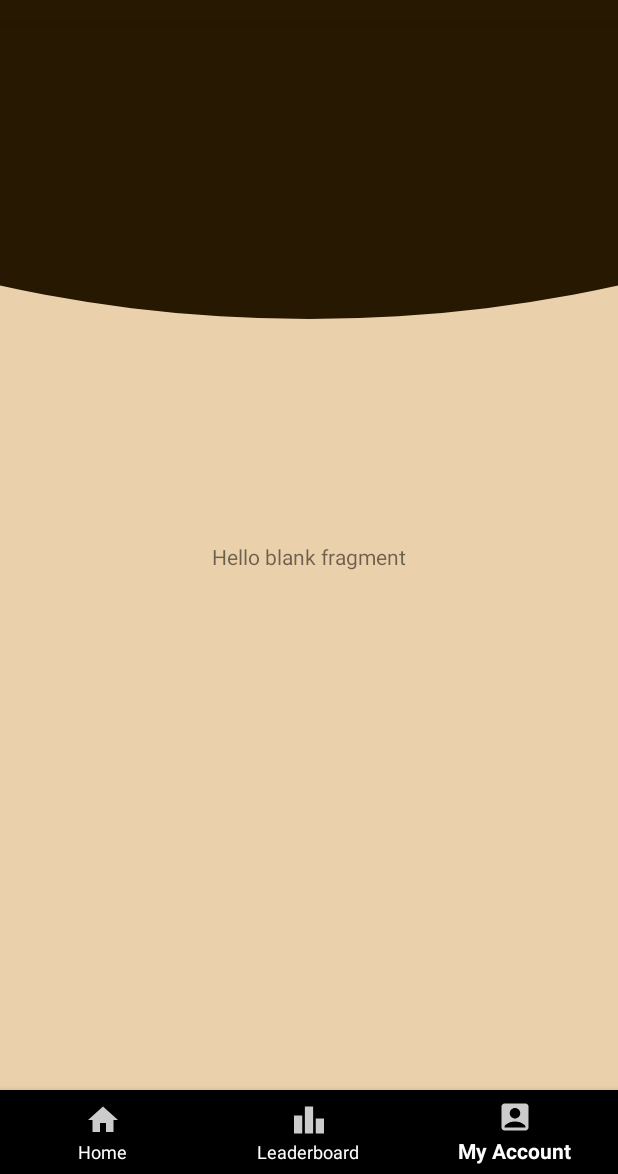
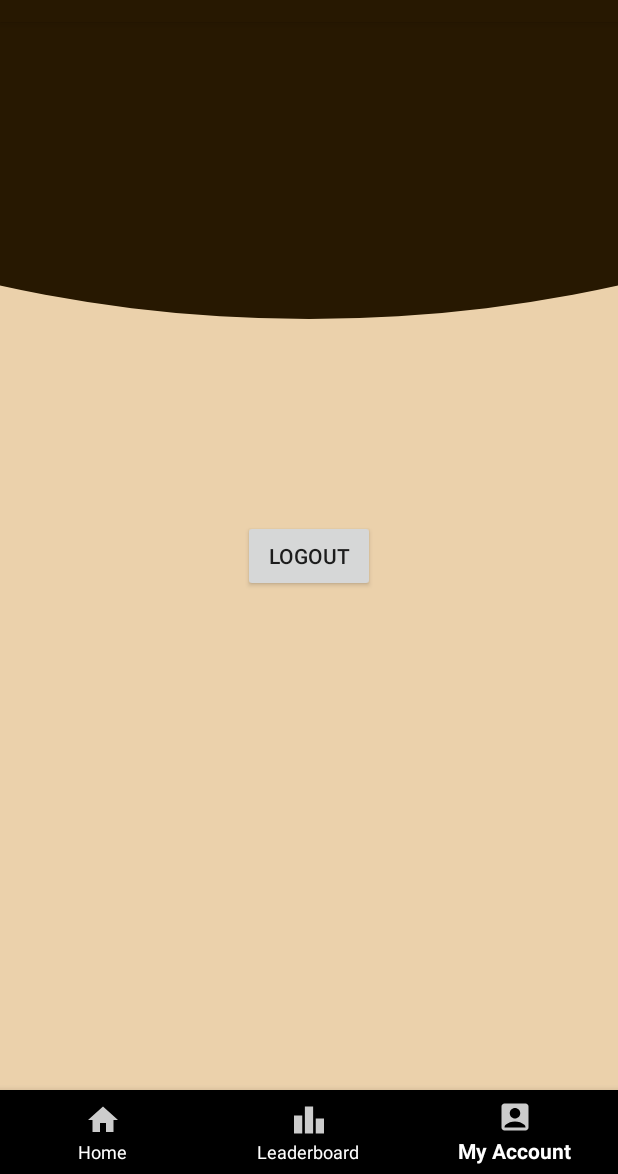
Before and after one commit to suman-shah/nihonjft, an Android app: the screen it shows after launch once a user with an empty profile is signed in (MainActivity), item 3 of the bottom bar chosen, on a phone screen of 412 x 824 dp, the part 62-1236 px from its top. Run offline under Robolectric (Android 15) with nearby library versions, the phone set to English and light mode, and no system bars; our stand-ins replace Firebase (no records; nobody signed in at launch, a user with empty details on screens opened directly); Roboto replaces fonts that are not available here.

Commit message:
part 10 logout button and database created

```diff
--- a/app/src/main/java/com/japan/nihonjft/ui/account/AccountFragment.java
+++ b/app/src/main/java/com/japan/nihonjft/ui/account/AccountFragment.java
@@ -1,13 +1,23 @@
 package com.japan.nihonjft.ui.account;
 
+import android.content.Intent;
 import android.os.Bundle;
 
+import androidx.annotation.NonNull;
 import androidx.fragment.app.Fragment;
 
 import android.view.LayoutInflater;
 import android.view.View;
 import android.view.ViewGroup;
+import android.widget.Button;
 
+import com.google.android.gms.auth.api.signin.GoogleSignIn;
+import com.google.android.gms.auth.api.signin.GoogleSignInClient;
+import com.google.android.gms.auth.api.signin.GoogleSignInOptions;
+import com.google.android.gms.tasks.OnCompleteListener;
+import com.google.android.gms.tasks.Task;
+import com.google.firebase.auth.FirebaseAuth;
+import com.japan.nihonjft.LoginActivity;
 import com.japan.nihonjft.R;
 
 /**
@@ -25,6 +35,7 @@ public class AccountFragment extends Fragment {
     // TODO: Rename and change types of parameters
     private String mParam1;
     private String mParam2;
+    private Button LOGOUT_button;
 
     public AccountFragment() {
         // Required empty public constructor
@@ -57,10 +68,37 @@ public class AccountFragment extends Fragment {
         }
     }
 
+
     @Override
     public View onCreateView(LayoutInflater inflater, ViewGroup container,
                              Bundle savedInstanceState) {
         // Inflate the layout for this fragment
-        return inflater.inflate(R.layout.fragment_account, container, false);
+        View view = inflater.inflate(R.layout.fragment_account, container, false);
+        LOGOUT_button = view.findViewById(R.id.LOGOUT_button);
+        LOGOUT_button.setOnClickListener(new View.OnClickListener() {
+            @Override
+            public void onClick(View v) {
+                FirebaseAuth.getInstance().signOut();
+                GoogleSignInOptions gso = new GoogleSignInOptions.Builder(GoogleSignInOptions.DEFAULT_SIGN_IN)
+                        .requestIdToken(getString(R.string.default_web_client_id))
+                        .requestEmail()
+                        .build();
+                GoogleSignInClient mGoogleSignInClient = GoogleSignIn.getClient(getActivity(), gso);
+                mGoogleSignInClient.signOut().addOnCompleteListener(new OnCompleteListener<Void>() {
+                    @Override
+                    public void onComplete(@NonNull Task<Void> task) {
+                        Intent intent = new Intent(getContext(), LoginActivity.class);
+                        intent.setFlags(Intent.FLAG_ACTIVITY_NEW_TASK | Intent.FLAG_ACTIVITY_CLEAR_TASK);
+                        startActivity(intent);
+
+                        getActivity().finish();
+
+                    }
+                });
+
+
+            }
+        });
+        return view;
     }
 }
--- a/app/src/main/res/layout/fragment_account.xml
+++ b/app/src/main/res/layout/fragment_account.xml
@@ -1,14 +1,23 @@
 <?xml version="1.0" encoding="utf-8"?>
-<FrameLayout xmlns:android="http://schemas.android.com/apk/res/android"
+<androidx.constraintlayout.widget.ConstraintLayout xmlns:android="http://schemas.android.com/apk/res/android"
+    xmlns:app="http://schemas.android.com/apk/res-auto"
     xmlns:tools="http://schemas.android.com/tools"
     android:layout_width="match_parent"
     android:layout_height="match_parent"
     tools:context=".ui.account.AccountFragment">
 
-    <!-- TODO: Update blank fragment layout -->
-    <TextView
-        android:layout_width="match_parent"
-        android:layout_height="match_parent"
-        android:text="@string/hello_blank_fragment" />
 
-</FrameLayout>
+    <Button
+        android:id="@+id/LOGOUT_button"
+        android:layout_width="wrap_content"
+        android:layout_height="wrap_content"
+        android:layout_marginStart="8dp"
+        android:layout_marginTop="8dp"
+        android:layout_marginEnd="8dp"
+        android:layout_marginBottom="8dp"
+        android:text="logout"
+        app:layout_constraintBottom_toBottomOf="parent"
+        app:layout_constraintEnd_toEndOf="parent"
+        app:layout_constraintStart_toStartOf="parent"
+        app:layout_constraintTop_toTopOf="parent" />
+</androidx.constraintlayout.widget.ConstraintLayout>
```
